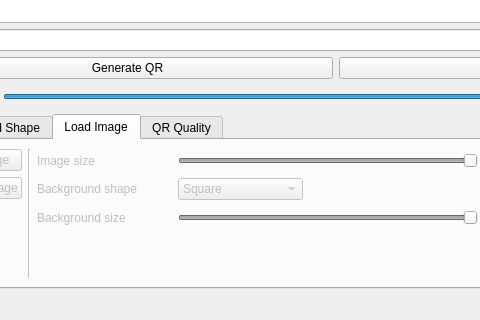
This is src/mainwindow.ui in lluisalemanypuig/qr-encoder as Qt 5 draws it before an edit; both pictures show x 87 to 567 and y 422 to 742 of the 846 by 742 pixel window. The edited form follows.
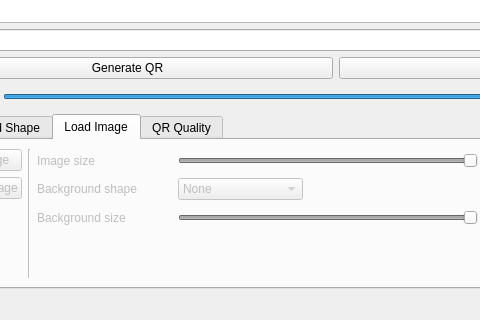
This is the edited form. The open tabs and pages were chosen to show the change. Custom widgets are drawn as their Qt base class.

Commit message: Allow for no background shape. Resize image with respect to its center

The edit to the form file:
```diff
--- a/src/mainwindow.ui
+++ b/src/mainwindow.ui
@@ -654,6 +654,11 @@
                 <height>0</height>
                </size>
               </property>
+              <item>
+               <property name="text">
+                <string>None</string>
+               </property>
+              </item>
               <item>
                <property name="text">
                 <string>Square</string>
```
Left out of the diff: 2 changed lines with no effect on the pictures. The commit also changes 2 other files.
